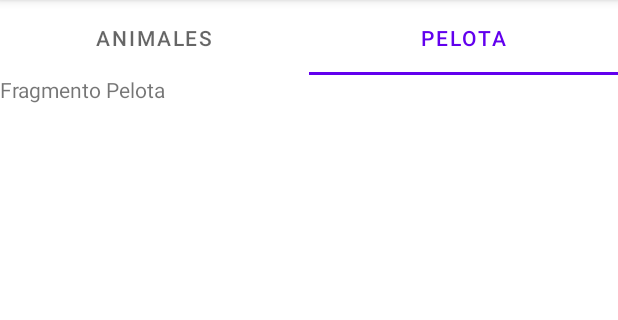
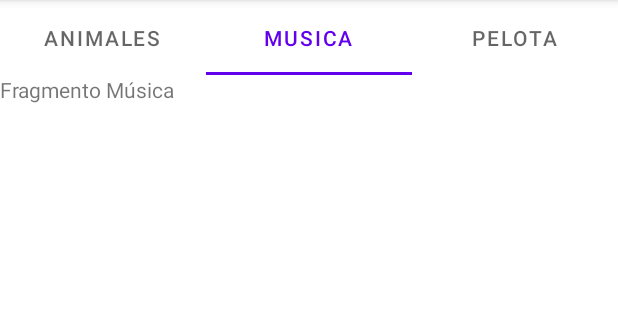
Before and after one commit to Valido-101/PMM_Practica4, an Android app: the screen it shows after launch (MainActivity), tab 2 chosen, on a phone screen of 412 x 824 dp, the part 84-404 px from its top. Run offline under Robolectric (Android 15) with nearby library versions, the phone set to English and light mode, and no system bars.

Commit message:
Interfaz realizada y funcional sólo con 3 tabs

```diff
--- /dev/null
+++ b/app/src/main/java/com/example/practica_4/Fragmento_musica.java
@@ -0,0 +1,47 @@
+package com.example.practica_4;
+
+import android.os.Bundle;
+
+import androidx.fragment.app.Fragment;
+
+import android.view.LayoutInflater;
+import android.view.View;
+import android.view.ViewGroup;
+
+/**
+ * A simple {@link Fragment} subclass.
+ * Use the {@link Fragmento_musica#newInstance} factory method to
+ * create an instance of this fragment.
+ */
+public class Fragmento_musica extends Fragment {
+
+    // TODO: Rename parameter arguments, choose names that match
+    // the fragment initialization parameters, e.g. ARG_ITEM_NUMBER
+    public Fragmento_musica() {
+        // Required empty public constructor
+    }
+
+    /**
+     * Use this factory method to create a new instance of
+     * this fragment using the provided parameters.
+     *
+     * @return A new instance of fragment Fragmento_pelota.
+     */
+    // TODO: Rename and change types and number of parameters
+    public static Fragmento_musica newInstance() {
+        Fragmento_musica fragment = new Fragmento_musica();
+        return fragment;
+    }
+
+    @Override
+    public void onCreate(Bundle savedInstanceState) {
+        super.onCreate(savedInstanceState);
+    }
+
+    @Override
+    public View onCreateView(LayoutInflater inflater, ViewGroup container,
+                             Bundle savedInstanceState) {
+        View view = inflater.inflate(R.layout.fragment_fragmento_musica, container, false);
+        return view;
+    }
+}
--- a/app/src/main/java/com/example/practica_4/GeneralFragmentPagerAdapter.java
+++ b/app/src/main/java/com/example/practica_4/GeneralFragmentPagerAdapter.java
@@ -9,8 +9,8 @@ import androidx.fragment.app.FragmentPagerAdapter;
 
 public class GeneralFragmentPagerAdapter extends FragmentPagerAdapter {
 
-    final int PAGE_COUNT = 2;
-    private String tabTitles[] = new String[] { "Animales", "Pelota" };
+    final int PAGE_COUNT = 3;
+    private String tabTitles[] = new String[] { "Animales", "Musica", "Pelota" };
     private Context context;
 
     public GeneralFragmentPagerAdapter(FragmentManager fm, Context context) {
@@ -28,6 +28,7 @@ public class GeneralFragmentPagerAdapter extends FragmentPagerAdapter {
 
         Fragmento_pelota f_p = Fragmento_pelota.newInstance();
         Fragmento_animales f_a = Fragmento_animales.newInstance();
+        Fragmento_musica f_m = Fragmento_musica.newInstance();
 
         switch(position)
         {
@@ -36,6 +37,8 @@ public class GeneralFragmentPagerAdapter extends FragmentPagerAdapter {
             case 0:
                 return f_a;
             case 1:
+                return f_m;
+            case 2:
                 return f_p;
         }
 
--- /dev/null
+++ b/app/src/main/res/layout/fragment_fragmento_musica.xml
@@ -0,0 +1,14 @@
+<?xml version="1.0" encoding="utf-8"?>
+<FrameLayout xmlns:android="http://schemas.android.com/apk/res/android"
+    xmlns:tools="http://schemas.android.com/tools"
+    android:layout_width="match_parent"
+    android:layout_height="match_parent"
+    tools:context=".Fragmento_musica">
+
+    <!-- TODO: Update blank fragment layout -->
+    <TextView
+        android:layout_width="match_parent"
+        android:layout_height="match_parent"
+        android:text="Fragmento Música" />
+
+</FrameLayout>
```
